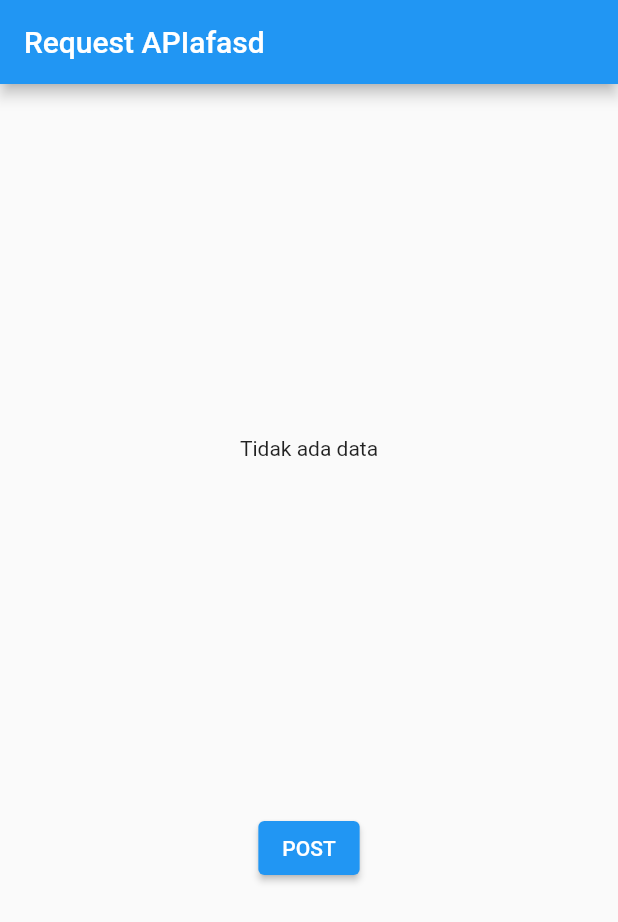
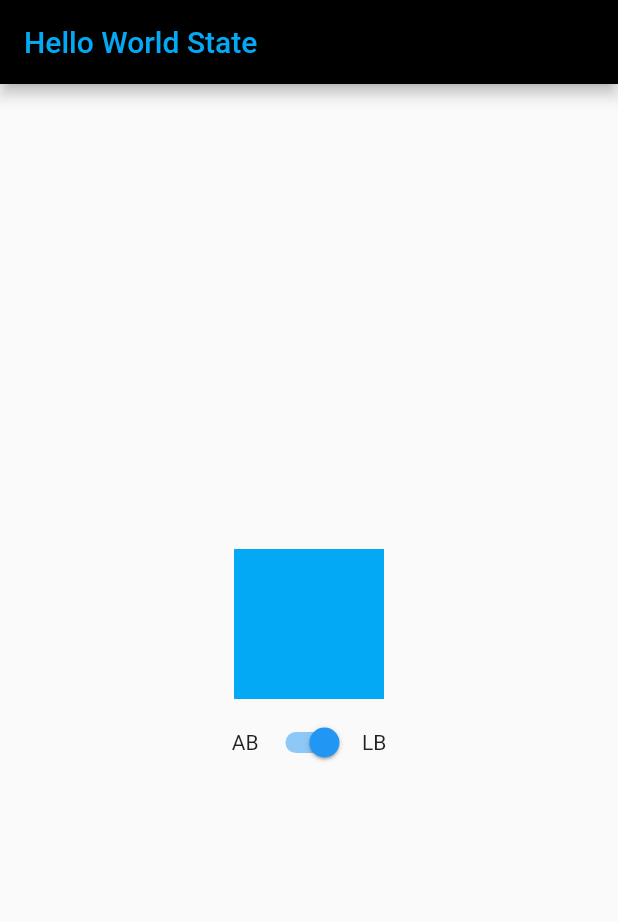
Before and after one commit to rankoms/belajar_flutter, a Flutter app: the screen it shows after launch, on a phone screen of 412 x 824 dp. Shown: the top 922 px of the screen. Run offline on Flutter 3.47's test engine with Material 2 defaults, Android fonts, the phone set to English and light mode, and no system bars.

Commit message:
membuat state management dasar

```diff
--- /dev/null
+++ b/lib/application_color.dart
@@ -0,0 +1,14 @@
+import 'package:flutter/foundation.dart';
+import 'package:flutter/material.dart';
+
+class ApplicationColor with ChangeNotifier {
+  bool _isLightBLue = true;
+
+  bool get isLightBlue => _isLightBLue;
+  set isLightBlue(bool value) {
+    _isLightBLue = value;
+    notifyListeners();
+  }
+
+  Color get color => (_isLightBLue) ? Colors.lightBlue : Colors.amber;
+}
--- a/lib/main.dart
+++ b/lib/main.dart
@@ -1,47 +1,64 @@
-import 'dart:developer';
-
 import 'package:flutter/material.dart';
-import 'package:flutter_application_1/main_page.dart';
-import 'package:flutter_application_1/post_result_model.dart';
-import 'package:flutter_application_1/user_model.dart';
+import 'package:flutter_application_1/application_color.dart';
+import 'package:provider/provider.dart';
 
 void main() => runApp(const MyApp());
 
-class MyApp extends StatefulWidget {
+class MyApp extends StatelessWidget {
   const MyApp({Key? key}) : super(key: key);
 
   @override
-  _MyAppState createState() => _MyAppState();
-}
-
-class _MyAppState extends State<MyApp> {
-  PostResult? postResult;
-  User? user;
-  @override
   Widget build(BuildContext context) {
     return MaterialApp(
-      home: Scaffold(
+      home: ChangeNotifierProvider<ApplicationColor>(
+        // create: (context) =>,
+        create: (content) => ApplicationColor(),
+        child: Scaffold(
           appBar: AppBar(
-          title: Text('Request APIafasd'),
+            backgroundColor: Colors.black,
+            title: Consumer<ApplicationColor>(
+              builder: (context, applicationColor, _) => Text(
+                'Hello World State ',
+                style: TextStyle(color: applicationColor.color),
+              ),
+            ),
           ),
           body: Center(
             child: Column(
-            mainAxisAlignment: MainAxisAlignment.spaceEvenly,
+              mainAxisAlignment: MainAxisAlignment.center,
               children: [
-              Text((user != null) ? 'data' : 'Tidak ada data'),
-              ElevatedButton(
-                  onPressed: () {
-                    User.connectToAPI('3').then((value) {
-                      // print(postResult?.name);
-                      user = value;
-                      // print(postResult?.name);
-
-                      // log('data: $value');
-                      setState(() {});
-                    });
+                Consumer<ApplicationColor>(
+                  builder: (context, applicationColor, _) => AnimatedContainer(
+                    duration: Duration(milliseconds: 500),
+                    width: 100,
+                    height: 100,
+                    margin: EdgeInsets.all(5),
+                    color: applicationColor.color,
+                  ),
+                ),
+                Row(
+                  mainAxisAlignment: MainAxisAlignment.center,
+                  children: [
+                    Container(
+                      child: Text('AB'),
+                      margin: EdgeInsets.all(5),
+                    ),
+                    Consumer<ApplicationColor>(
+                      builder: (context, applicationColor, _) => Switch(
+                        value: applicationColor.isLightBlue,
+                        onChanged: (newValue) {
+                          applicationColor.isLightBlue = newValue;
                         },
-                  child: Text('POST'))
+                      ),
+                    ),
+                    Container(
+                      child: Text('LB'),
+                      margin: EdgeInsets.all(5),
+                    )
                   ],
+                )
+              ],
+            ),
           ),
         ),
       ),
--- a/pubspec.yaml
+++ b/pubspec.yaml
@@ -31,6 +31,7 @@ dependencies:
     flutter:
         sdk: flutter
     http: ^0.13.4
+    provider: ^6.0.2
 
 dev_dependencies:
     flutter_lints: ^1.0.0
```
Also changed, not shown: pubspec.lock. Lines whose indentation alone changed are shown as unchanged.
